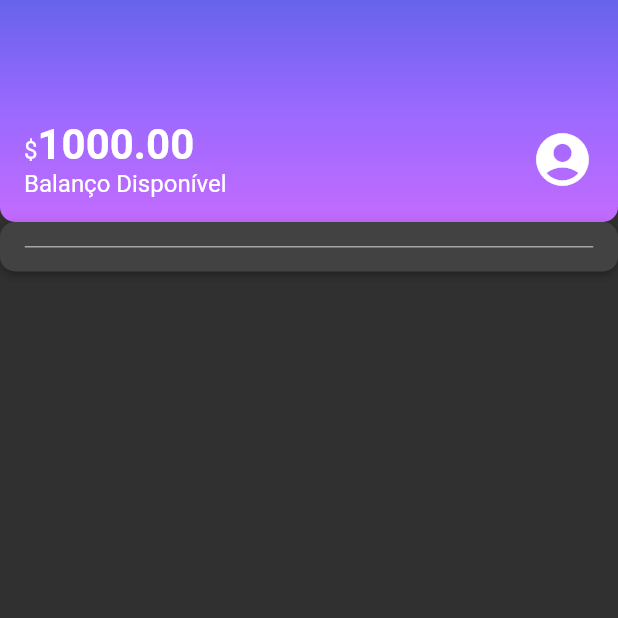
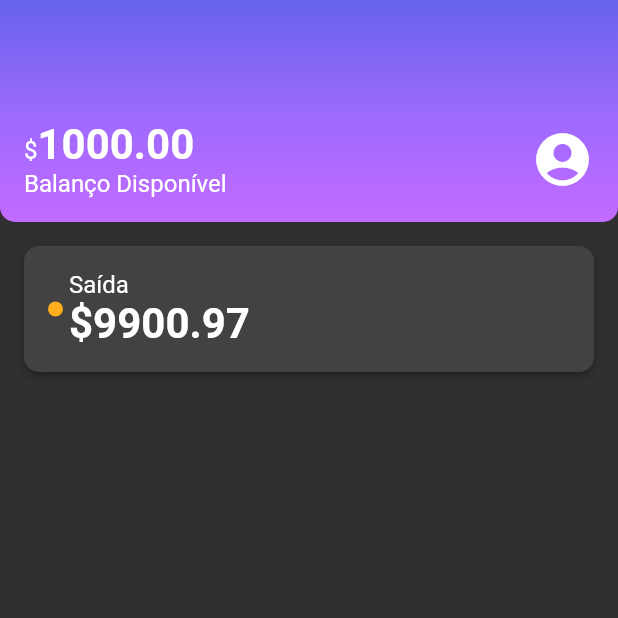
Before and after one commit to thiaagodev/alubank, a Flutter app: the screen it shows after launch, on a phone screen of 412 x 824 dp, the top half of it. Run offline on Flutter 3.47's test engine with Material 2 defaults, Android fonts, the phone set to English and light mode, and no system bars.

Commit message:
definindo o RecentActivity

```diff
--- /dev/null
+++ b/lib/components/sections/recent_activity.dart
@@ -0,0 +1,54 @@
+import 'package:alubank/components/box_card.dart';
+import 'package:alubank/components/color_dot.dart';
+import 'package:flutter/material.dart';
+
+import '../../themes/theme_colors.dart';
+
+class RecentActivity extends StatelessWidget {
+  const RecentActivity({super.key});
+
+  @override
+  Widget build(BuildContext context) {
+    return const Padding(
+      padding: EdgeInsets.all(16),
+      child: BoxCard(boxContent: _RecentActivityContent()),
+    );
+  }
+}
+
+class _RecentActivityContent extends StatelessWidget {
+  const _RecentActivityContent({super.key});
+
+  @override
+  Widget build(BuildContext context) {
+    return Column(
+      children: [
+        Row(
+          children: [
+            Row(
+              children: [
+                Padding(
+                  padding: const EdgeInsets.only(right: 4.0),
+                  child: ColorDot(
+                    color: ThemeColors.recentActivity['spent'],
+                  ),
+                ),
+                Column(
+                  crossAxisAlignment: CrossAxisAlignment.start,
+                  children: [
+                    const Text('Saída'),
+                    Text(
+                      '\$9900.97',
+                      style: Theme.of(context).textTheme.bodyLarge,
+                    ),
+                  ],
+                )
+              ],
+            ),
+            Row(),
+          ],
+        )
+      ],
+    );
+  }
+}
--- a/lib/screens/home.dart
+++ b/lib/screens/home.dart
@@ -1,8 +1,6 @@
 import 'package:alubank/components/box_card.dart';
-import 'package:alubank/components/color_dot.dart';
-import 'package:alubank/components/content_division.dart';
 import 'package:alubank/components/sections/header.dart';
-import 'package:alubank/themes/theme_colors.dart';
+import 'package:alubank/components/sections/recent_activity.dart';
 import 'package:flutter/material.dart';
 
 class Home extends StatelessWidget {
@@ -12,12 +10,7 @@ class Home extends StatelessWidget {
   Widget build(BuildContext context) {
     return Scaffold(
       body: Column(
-        children: [
-          const Header(),
-          BoxCard(
-            boxContent: ContentDivision(),
-          ),
-        ],
+        children: const [Header(), RecentActivity()],
       ),
     );
   }
```
